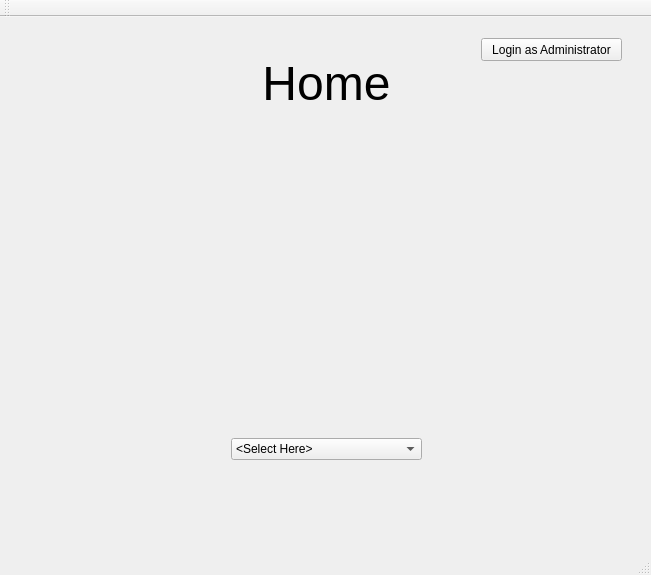
Before: the Qt Designer form mainwindow.ui in Jesus0342/CS1D-Project-2, drawn with Qt 5.
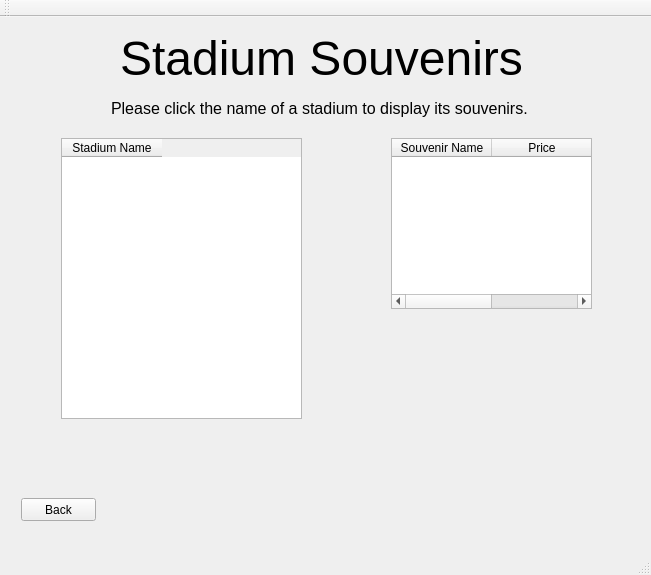
After: the same form once the commit is applied.

Commit message: added Story 20 - Display Stadium Souvenirs

```diff
--- a/mainwindow.ui
+++ b/mainwindow.ui
@@ -18,7 +18,7 @@
     <item>
      <widget class="QStackedWidget" name="stackedWidget">
       <property name="currentIndex">
-       <number>0</number>
+       <number>10</number>
       </property>
       <widget class="QWidget" name="page_home">
        <widget class="QLabel" name="label_home">
@@ -798,6 +798,82 @@
         </property>
        </widget>
       </widget>
+      <widget class="QWidget" name="page_displaySouvenirs">
+       <widget class="QPushButton" name="pushButton_backViewSouvenirs">
+        <property name="geometry">
+         <rect>
+          <x>10</x>
+          <y>470</y>
+          <width>75</width>
+          <height>23</height>
+         </rect>
+        </property>
+        <property name="text">
+         <string>Back</string>
+        </property>
+       </widget>
+       <widget class="QTableWidget" name="tableWidget_souvenirs">
+        <property name="geometry">
+         <rect>
+          <x>380</x>
+          <y>110</y>
+          <width>201</width>
+          <height>171</height>
+         </rect>
+        </property>
+        <column>
+         <property name="text">
+          <string>Souvenir Name</string>
+         </property>
+        </column>
+        <column>
+         <property name="text">
+          <string>Price</string>
+         </property>
+        </column>
+       </widget>
+       <widget class="QLabel" name="label_displaySouvenirs">
+        <property name="geometry">
+         <rect>
+          <x>70</x>
+          <y>0</y>
+          <width>481</width>
+          <height>61</height>
+         </rect>
+        </property>
+        <property name="text">
+         <string>&lt;html&gt;&lt;head/&gt;&lt;body&gt;&lt;p align=&quot;center&quot;&gt;&lt;span style=&quot; font-size:36pt;&quot;&gt;Stadium Souvenirs&lt;/span&gt;&lt;/p&gt;&lt;/body&gt;&lt;/html&gt;</string>
+        </property>
+       </widget>
+       <widget class="QTableWidget" name="tableWidget_stadiums">
+        <property name="geometry">
+         <rect>
+          <x>50</x>
+          <y>110</y>
+          <width>241</width>
+          <height>281</height>
+         </rect>
+        </property>
+        <column>
+         <property name="text">
+          <string>Stadium Name</string>
+         </property>
+        </column>
+       </widget>
+       <widget class="QLabel" name="label_displaySouvenirPrompt">
+        <property name="geometry">
+         <rect>
+          <x>100</x>
+          <y>70</y>
+          <width>421</width>
+          <height>21</height>
+         </rect>
+        </property>
+        <property name="text">
+         <string>&lt;html&gt;&lt;head/&gt;&lt;body&gt;&lt;p&gt;&lt;span style=&quot; font-size:12pt;&quot;&gt;Please click the name of a stadium to display its souvenirs.&lt;/span&gt;&lt;/p&gt;&lt;/body&gt;&lt;/html&gt;</string>
+        </property>
+       </widget>
+      </widget>
      </widget>
     </item>
    </layout>
```
Left out of the diff: 5 changed lines with no effect on the pictures. The commit also changes 19 other files.
